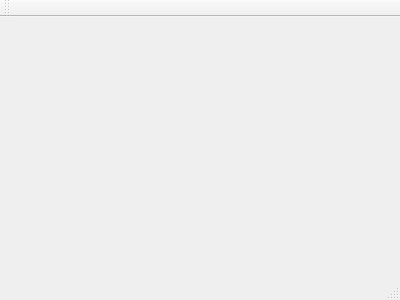
Before: the Qt Designer form imageCreator/project/src/mainwindow.ui in Crystal-Photonics/crystalBoot, drawn with Qt 5.
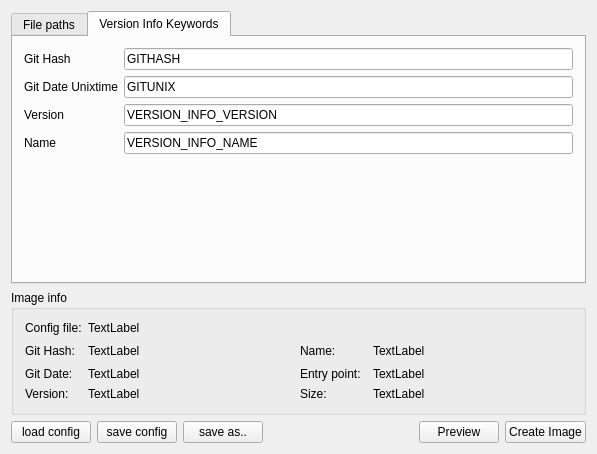
After: the same form once the commit is applied. The open tabs and pages were chosen to show the change.

Commit message: -working on image creator

```diff
--- a/imageCreator/project/src/mainwindow.ui
+++ b/imageCreator/project/src/mainwindow.ui
@@ -1,24 +1,388 @@
 <ui version="4.0">
  <class>MainWindow</class>
- <widget class="QMainWindow" name="MainWindow" >
-  <property name="geometry" >
+ <widget class="QMainWindow" name="MainWindow">
+  <property name="geometry">
    <rect>
     <x>0</x>
     <y>0</y>
-    <width>400</width>
-    <height>300</height>
+    <width>597</width>
+    <height>454</height>
    </rect>
   </property>
   <property name="windowTitle" >
    <string>MainWindow</string>
   </property>
-  <widget class="QMenuBar" name="menuBar" />
-  <widget class="QToolBar" name="mainToolBar" />
-  <widget class="QWidget" name="centralWidget" />
-  <widget class="QStatusBar" name="statusBar" />
+  <widget class="QWidget" name="centralWidget">
+   <layout class="QGridLayout" name="gridLayout">
+    <item row="9" column="0" colspan="3">
+     <layout class="QHBoxLayout" name="horizontalLayout">
+      <item>
+       <widget class="QPushButton" name="btnLoad">
+        <property name="text">
+         <string>load config</string>
+        </property>
+       </widget>
+      </item>
+      <item>
+       <widget class="QPushButton" name="btnSave">
+        <property name="text">
+         <string>save config</string>
+        </property>
+       </widget>
+      </item>
+      <item>
+       <widget class="QPushButton" name="btnSaveAs">
+        <property name="text">
+         <string>save as..</string>
+        </property>
+       </widget>
+      </item>
+      <item>
+       <spacer name="horizontalSpacer">
+        <property name="orientation">
+         <enum>Qt::Horizontal</enum>
+        </property>
+        <property name="sizeHint" stdset="0">
+         <size>
+          <width>40</width>
+          <height>20</height>
+         </size>
+        </property>
+       </spacer>
+      </item>
+      <item>
+       <widget class="QPushButton" name="btnPreview">
+        <property name="text">
+         <string>Preview</string>
+        </property>
+       </widget>
+      </item>
+      <item>
+       <widget class="QPushButton" name="btnCreateImage">
+        <property name="text">
+         <string>Create Image</string>
+        </property>
+       </widget>
+      </item>
+     </layout>
+    </item>
+    <item row="6" column="0">
+     <spacer name="verticalSpacer">
+      <property name="orientation">
+       <enum>Qt::Vertical</enum>
+      </property>
+      <property name="sizeHint" stdset="0">
+       <size>
+        <width>20</width>
+        <height>40</height>
+       </size>
+      </property>
+     </spacer>
+    </item>
+    <item row="7" column="0" colspan="3">
+     <widget class="QTabWidget" name="tabWidget">
+      <property name="currentIndex">
+       <number>0</number>
+      </property>
+      <widget class="QWidget" name="tab">
+       <attribute name="title">
+        <string>File paths</string>
+       </attribute>
+       <layout class="QGridLayout" name="gridLayout_2">
+        <item row="5" column="2">
+         <widget class="QLineEdit" name="edt_targetFile"/>
+        </item>
+        <item row="4" column="0">
+         <widget class="QLabel" name="label_4">
+          <property name="text">
+           <string>Signing private key:</string>
+          </property>
+         </widget>
+        </item>
+        <item row="3" column="2">
+         <widget class="QLineEdit" name="edt_encryptionKey"/>
+        </item>
+        <item row="1" column="2">
+         <widget class="QLineEdit" name="edt_hexFile"/>
+        </item>
+        <item row="4" column="2">
+         <widget class="QLineEdit" name="edt_signPrivateKey"/>
+        </item>
+        <item row="1" column="0">
+         <widget class="QLabel" name="label">
+          <property name="text">
+           <string>Hex file:</string>
+          </property>
+         </widget>
+        </item>
+        <item row="2" column="0">
+         <widget class="QLabel" name="label_2">
+          <property name="text">
+           <string>Version info header:</string>
+          </property>
+         </widget>
+        </item>
+        <item row="5" column="0">
+         <widget class="QLabel" name="label_5">
+          <property name="text">
+           <string>Target file:</string>
+          </property>
+         </widget>
+        </item>
+        <item row="3" column="0">
+         <widget class="QLabel" name="label_3">
+          <property name="text">
+           <string>Encryption key file:</string>
+          </property>
+         </widget>
+        </item>
+        <item row="0" column="0">
+         <widget class="QLabel" name="label_17">
+          <property name="text">
+           <string>relative To:</string>
+          </property>
+         </widget>
+        </item>
+        <item row="2" column="2">
+         <widget class="QPlainTextEdit" name="edt_versionInfoHeader"/>
+        </item>
+        <item row="0" column="2">
+         <widget class="QLineEdit" name="edtRelative">
+          <property name="autoFillBackground">
+           <bool>false</bool>
+          </property>
+          <property name="readOnly">
+           <bool>true</bool>
+          </property>
+         </widget>
+        </item>
+       </layout>
+      </widget>
+      <widget class="QWidget" name="tab_2">
+       <attribute name="title">
+        <string>Version Info Keywords</string>
+       </attribute>
+       <layout class="QGridLayout" name="gridLayout_4">
+        <item row="2" column="0">
+         <widget class="QLabel" name="label_14">
+          <property name="text">
+           <string>Version</string>
+          </property>
+         </widget>
+        </item>
+        <item row="1" column="1">
+         <widget class="QLineEdit" name="edt_gitdate">
+          <property name="text">
+           <string>GITUNIX</string>
+          </property>
+         </widget>
+        </item>
+        <item row="3" column="1">
+         <widget class="QLineEdit" name="edt_name">
+          <property name="text">
+           <string>VERSION_INFO_NAME</string>
+          </property>
+         </widget>
+        </item>
+        <item row="0" column="0">
+         <widget class="QLabel" name="label_12">
+          <property name="text">
+           <string>Git Hash</string>
+          </property>
+         </widget>
+        </item>
+        <item row="0" column="1">
+         <widget class="QLineEdit" name="edt_githash">
+          <property name="text">
+           <string>GITHASH</string>
+          </property>
+         </widget>
+        </item>
+        <item row="2" column="1">
+         <widget class="QLineEdit" name="edt_version">
+          <property name="text">
+           <string>VERSION_INFO_VERSION</string>
+          </property>
+         </widget>
+        </item>
+        <item row="1" column="0">
+         <widget class="QLabel" name="label_13">
+          <property name="text">
+           <string>Git Date Unixtime</string>
+          </property>
+         </widget>
+        </item>
+        <item row="3" column="0">
+         <widget class="QLabel" name="label_15">
+          <property name="text">
+           <string>Name</string>
+          </property>
+         </widget>
+        </item>
+        <item row="4" column="0">
+         <spacer name="verticalSpacer_2">
+          <property name="orientation">
+           <enum>Qt::Vertical</enum>
+          </property>
+          <property name="sizeHint" stdset="0">
+           <size>
+            <width>20</width>
+            <height>40</height>
+           </size>
+          </property>
+         </spacer>
+        </item>
+       </layout>
+      </widget>
+     </widget>
+    </item>
+    <item row="8" column="0" colspan="3">
+     <widget class="QGroupBox" name="groupBox">
+      <property name="title">
+       <string>Image info</string>
+      </property>
+      <layout class="QGridLayout" name="gridLayout_3">
+       <item row="5" column="1">
+        <widget class="QLabel" name="lblGitDate">
+         <property name="text">
+          <string>TextLabel</string>
+         </property>
+        </widget>
+       </item>
+       <item row="6" column="3">
+        <widget class="QLabel" name="label_7">
+         <property name="text">
+          <string>Size:</string>
+         </property>
+        </widget>
+       </item>
+       <item row="6" column="1">
+        <widget class="QLabel" name="lblVersion">
+         <property name="text">
+          <string>TextLabel</string>
+         </property>
+        </widget>
+       </item>
+       <item row="6" column="5">
+        <widget class="QLabel" name="lblSize">
+         <property name="text">
+          <string>TextLabel</string>
+         </property>
+        </widget>
+       </item>
+       <item row="2" column="5">
+        <widget class="QLabel" name="lblName">
+         <property name="text">
+          <string>TextLabel</string>
+         </property>
+        </widget>
+       </item>
+       <item row="5" column="5">
+        <widget class="QLabel" name="lblEntryPoint">
+         <property name="text">
+          <string>TextLabel</string>
+         </property>
+        </widget>
+       </item>
+       <item row="0" column="0">
+        <widget class="QLabel" name="label_16">
+         <property name="text">
+          <string>Config file:</string>
+         </property>
+        </widget>
+       </item>
+       <item row="0" column="1" colspan="5">
+        <widget class="QLabel" name="lblFileName">
+         <property name="text">
+          <string>TextLabel</string>
+         </property>
+        </widget>
+       </item>
+       <item row="2" column="3">
+        <widget class="QLabel" name="label_10">
+         <property name="text">
+          <string>Name:</string>
+         </property>
+        </widget>
+       </item>
+       <item row="5" column="3">
+        <widget class="QLabel" name="label_6">
+         <property name="text">
+          <string>Entry point:</string>
+         </property>
+        </widget>
+       </item>
+       <item row="5" column="0">
+        <widget class="QLabel" name="label_9">
+         <property name="text">
+          <string>Git Date:</string>
+         </property>
+        </widget>
+       </item>
+       <item row="2" column="0">
+        <widget class="QLabel" name="label_8">
+         <property name="text">
+          <string>Git Hash:</string>
+         </property>
+        </widget>
+       </item>
+       <item row="6" column="0">
+        <widget class="QLabel" name="label_11">
+         <property name="text">
+          <string>Version:</string>
+         </property>
+        </widget>
+       </item>
+       <item row="2" column="1">
+        <widget class="QLabel" name="lblGitHash">
+         <property name="text">
+          <string>TextLabel</string>
+         </property>
+        </widget>
+       </item>
+       <item row="2" column="6">
+        <spacer name="horizontalSpacer_3">
+         <property name="orientation">
+          <enum>Qt::Horizontal</enum>
+         </property>
+         <property name="sizeHint" stdset="0">
+          <size>
+           <width>40</width>
+           <height>20</height>
+          </size>
+         </property>
+        </spacer>
+       </item>
+       <item row="2" column="2">
+        <spacer name="horizontalSpacer_2">
+         <property name="orientation">
+          <enum>Qt::Horizontal</enum>
+         </property>
+         <property name="sizeHint" stdset="0">
+          <size>
+           <width>40</width>
+           <height>20</height>
+          </size>
+         </property>
+        </spacer>
+       </item>
+      </layout>
+     </widget>
+    </item>
+   </layout>
+  </widget>
+  <widget class="QMenuBar" name="menuBar">
+   <property name="geometry">
+    <rect>
+     <x>0</x>
+     <y>0</y>
+     <width>597</width>
+     <height>20</height>
+    </rect>
+   </property>
+  </widget>
  </widget>
- <layoutDefault spacing="6" margin="11" />
- <pixmapfunction></pixmapfunction>
+ <layoutdefault spacing="6" margin="11"/>
  <resources/>
  <connections/>
 </ui>
```
Left out of the diff: 3 changed lines with no effect on the pictures. The commit also changes 2 other files.
